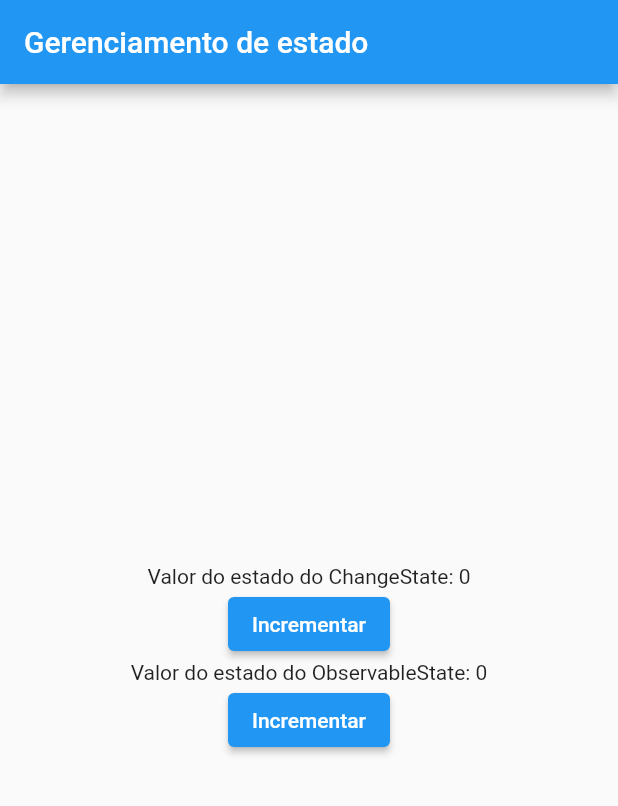
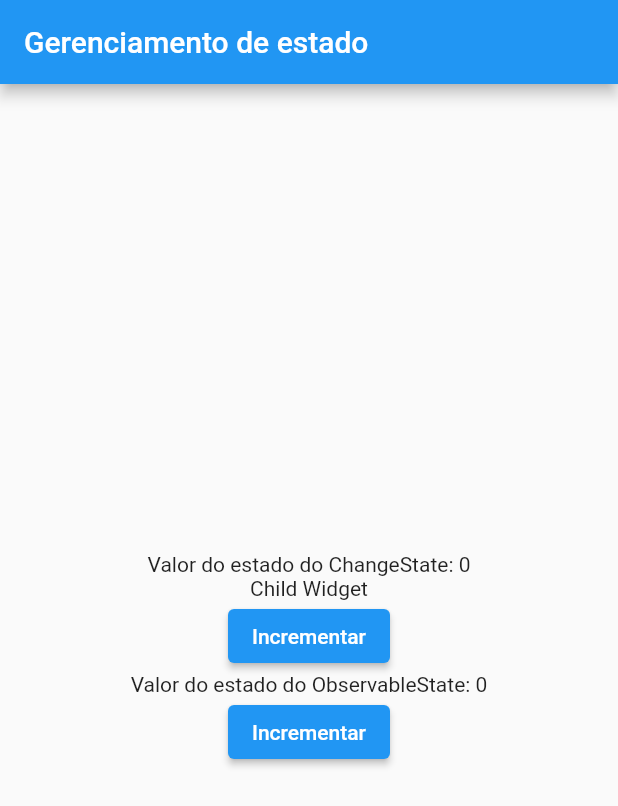
Before and after one commit to itajacy/pm_criando_gerenciamento_estado, a Flutter app: the screen it shows after launch, on a phone screen of 412 x 824 dp. Shown: the top 806 px of the screen. Run offline on Flutter 3.47's test engine with Material 3 defaults, Android fonts, the phone set to English and light mode, and no system bars.

Commit message:
builder construido para funcionar como um changeNotifier

```diff
--- a/lib/builders/observable_builder.dart
+++ b/lib/builders/observable_builder.dart
@@ -3,16 +3,21 @@ import 'package:pm_criando_gerenciamento_estado/contracts/observable.dart';
 
 class ObservableBuilder extends StatefulWidget {
   final Observable observable;
-  final Widget Function(BuildContext context) builder;
+  final Widget? child;
+  final Widget Function(BuildContext context, Widget? child) builder;
 
-  const ObservableBuilder({super.key, required this.observable, required this.builder});
+  const ObservableBuilder({
+    super.key,
+    required this.observable,
+    required this.builder,
+    this.child,
+  });
 
   @override
   State<ObservableBuilder> createState() => _ObservableBuilderState();
 }
 
 class _ObservableBuilderState extends State<ObservableBuilder> {
-
   @override
   void initState() {
     widget.observable.addListener(rebuild);
@@ -31,6 +36,6 @@ class _ObservableBuilderState extends State<ObservableBuilder> {
 
   @override
   Widget build(BuildContext context) {
-    return widget.builder(context);
+    return widget.builder(context, widget.child);
   }
 }
--- a/lib/main.dart
+++ b/lib/main.dart
@@ -75,9 +75,15 @@ class _MyHomePageState extends State<MyHomePage> {
           children: [
             ObservableBuilder(
               observable: counterState,
-              builder: (BuildContext context) {
-                return Text(
-                  'Valor do estado do ChangeState: ${counterState.counter}',
+              child: const Text('Child Widget'),
+              builder: (BuildContext context, child) {
+                return Column(
+                  children: [
+                    Text(
+                      'Valor do estado do ChangeState: ${counterState.counter}',
+                    ),
+                    child!,
+                  ],
                 );
               },
             ),
```
